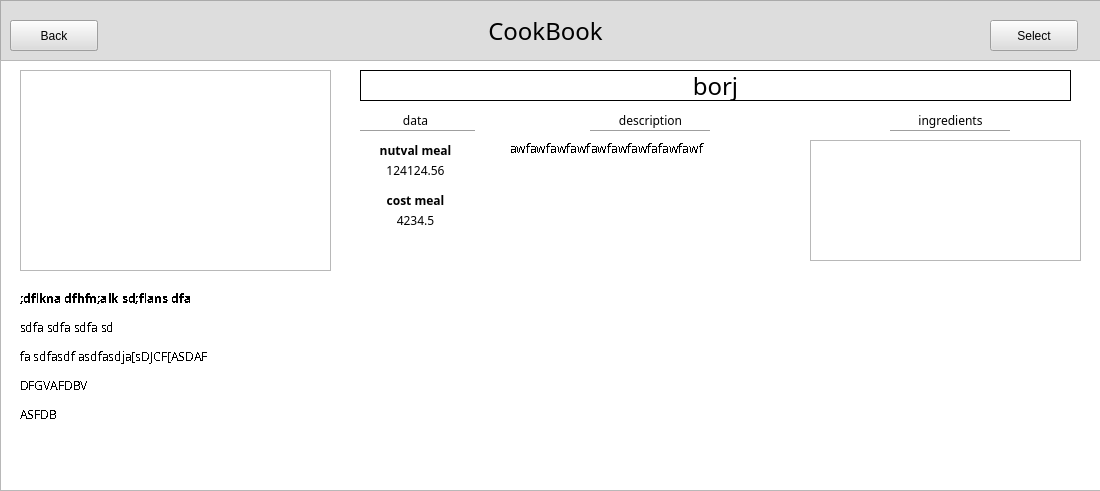
Old version of the form meallist.ui in the repository prplV/cookbook.
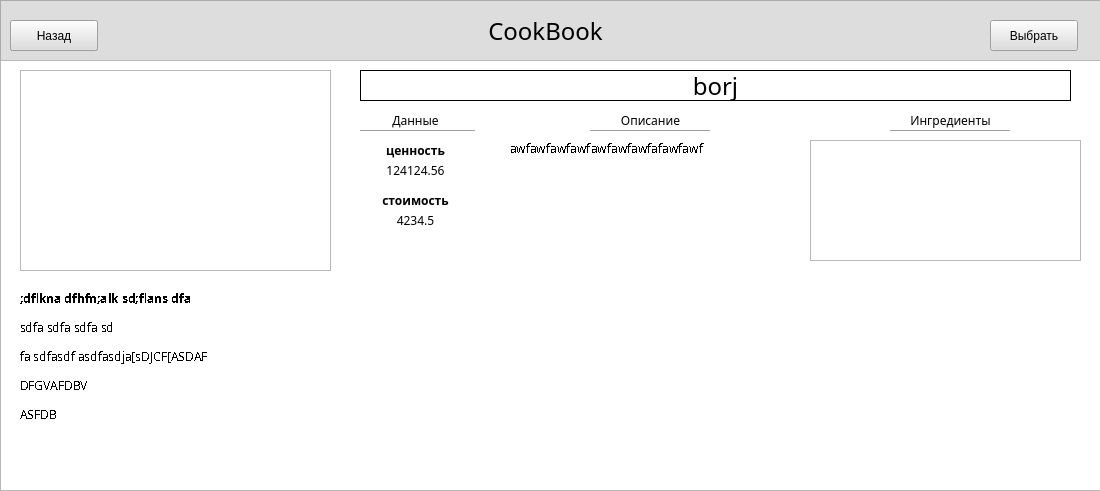
New version of the form.

The edit to the form file:
```diff
--- a/meallist.ui
+++ b/meallist.ui
@@ -63,7 +63,7 @@
      </rect>
     </property>
     <property name="text">
-     <string>Select</string>
+     <string>Выбрать</string>
     </property>
    </widget>
    <widget class="QPushButton" name="exit_btn">
@@ -76,7 +76,7 @@
      </rect>
     </property>
     <property name="text">
-     <string>Exit</string>
+     <string>Выйти</string>
     </property>
    </widget>
    <widget class="QPushButton" name="back_to_mealList_btn">
@@ -89,7 +89,7 @@
      </rect>
     </property>
     <property name="text">
-     <string>Back</string>
+     <string>Назад</string>
     </property>
    </widget>
   </widget>
@@ -102,6 +102,18 @@
      <height>431</height>
     </rect>
    </property>
+   <property name="editTriggers">
+    <set>QAbstractItemView::NoEditTriggers</set>
+   </property>
+   <attribute name="horizontalHeaderVisible">
+    <bool>false</bool>
+   </attribute>
+   <attribute name="horizontalHeaderHighlightSections">
+    <bool>false</bool>
+   </attribute>
+   <attribute name="verticalHeaderVisible">
+    <bool>false</bool>
+   </attribute>
   </widget>
   <widget class="QFrame" name="mealPage">
    <property name="geometry">
@@ -170,7 +182,7 @@
      </font>
     </property>
     <property name="text">
-     <string>nutval meal</string>
+     <string>ценность</string>
     </property>
     <property name="alignment">
      <set>Qt::AlignCenter</set>
@@ -193,7 +205,7 @@
      </font>
     </property>
     <property name="text">
-     <string>cost meal</string>
+     <string>стоимость</string>
     </property>
     <property name="alignment">
      <set>Qt::AlignCenter</set>
@@ -352,7 +364,7 @@
      </font>
     </property>
     <property name="text">
-     <string>data</string>
+     <string>Данные</string>
     </property>
     <property name="alignment">
      <set>Qt::AlignCenter</set>
@@ -373,7 +385,7 @@
      </font>
     </property>
     <property name="text">
-     <string>description</string>
+     <string>Описание</string>
     </property>
     <property name="alignment">
      <set>Qt::AlignCenter</set>
@@ -394,7 +406,7 @@
      </font>
     </property>
     <property name="text">
-     <string>ingredients</string>
+     <string>Ингредиенты</string>
     </property>
     <property name="alignment">
      <set>Qt::AlignCenter</set>
```
Left out of the diff: 6 changed lines with no effect on the pictures.
